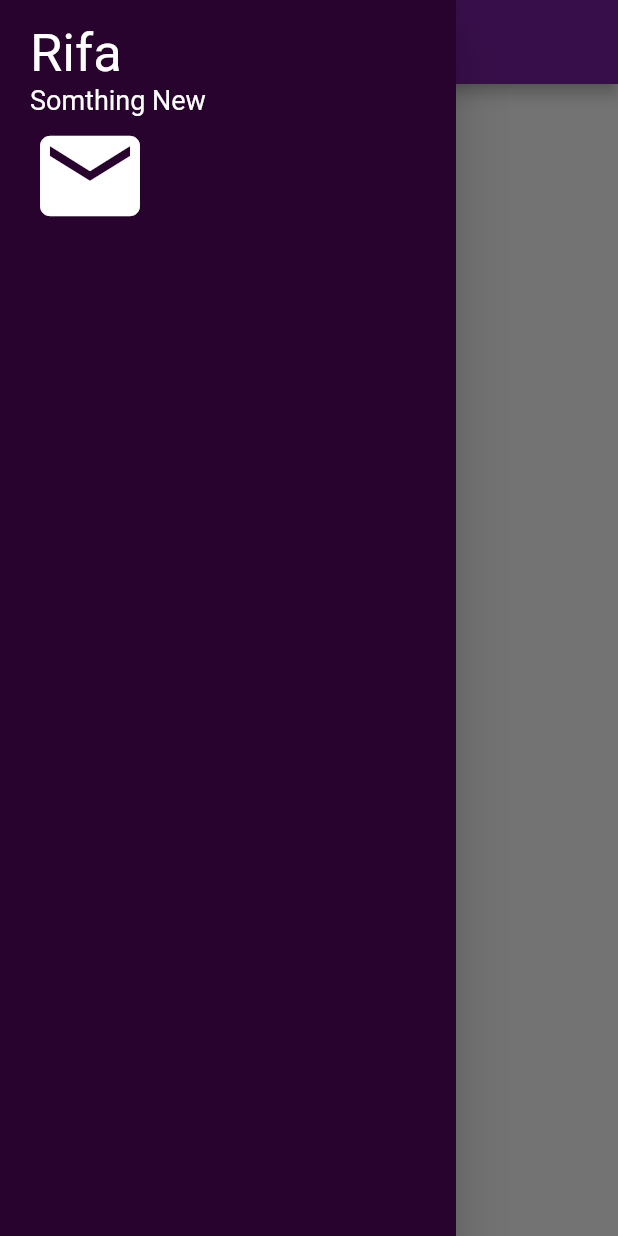
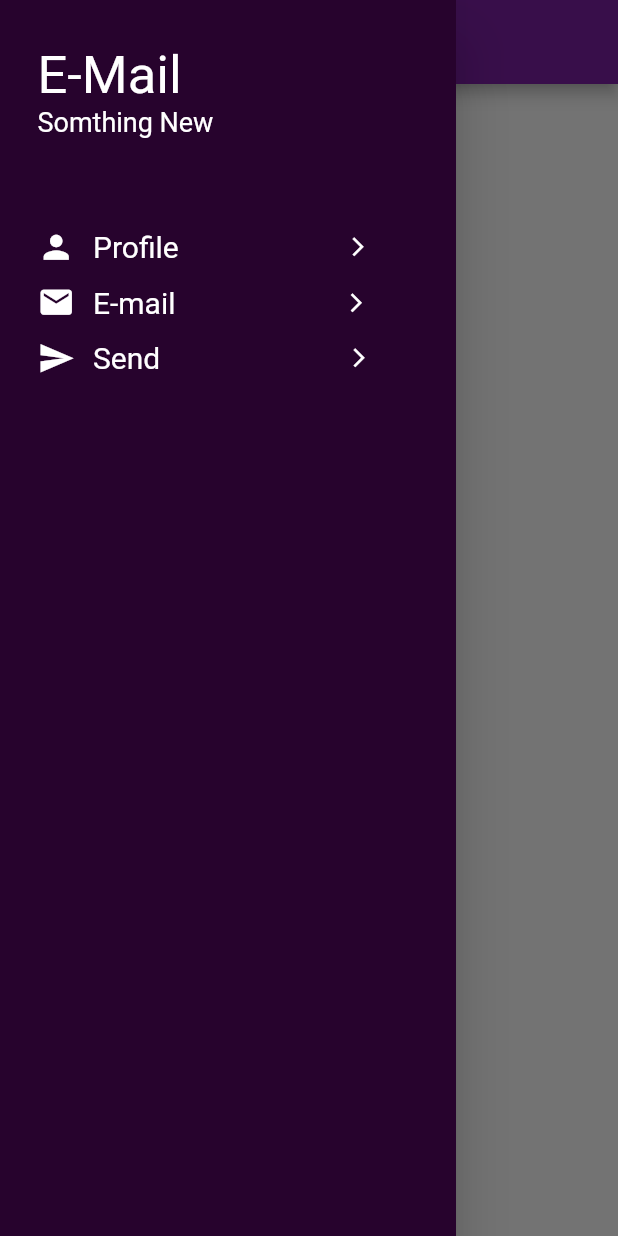
Before and after one commit to moynull15-14141/Drewar, a Flutter app: the screen it shows after launch, with the side drawer open, on a phone screen of 412 x 824 dp. Run offline on Flutter 3.47's test engine with Material 2 defaults, Android fonts, the phone set to English and light mode, and no system bars.

Commit message:
this is new

```diff
--- a/lib/main.dart
+++ b/lib/main.dart
@@ -20,24 +20,120 @@ class Tst1 extends StatelessWidget {
           drawer: Drawer(
             backgroundColor: const Color.fromARGB(255, 39, 3, 45),
             child: Container(
-              margin: const EdgeInsets.fromLTRB(20, 15, 40, 70),
+              margin: const EdgeInsets.fromLTRB(25, 30, 40, 70),
               child: Column(
                 mainAxisAlignment: MainAxisAlignment.start,
                 crossAxisAlignment: CrossAxisAlignment.start,
                 children: [
                   Text(
-                    "Rifa",
+                    "E-Mail",
                     style: TextStyle(color: Colors.white, fontSize: 35),
                   ),
                   Text(
                     "Somthing New",
                     style: TextStyle(color: Colors.white, fontSize: 18),
                   ),
-                  Icon(
-                    Icons.email,
-                    color: Colors.white,
-                    size: 80,
-                  )
+                  SizedBox(
+                    height: 60,
+                  ),
+                  Row(
+                    children: [
+                      Icon(
+                        Icons.person,
+                        color: Colors.white,
+                        size: 25,
+                      ),
+                      SizedBox(
+                        width: 12,
+                      ),
+                      Text(
+                        'Profile',
+                        style: TextStyle(fontSize: 20, color: Colors.white),
+                      ),
+                      SizedBox(
+                        width: 112,
+                      ),
+                      Icon(
+                        Icons.arrow_forward_ios,
+                        color: Colors.white,
+                        size: 15,
+                      )
+                    ],
+                  ),
+                  SizedBox(
+                    height: 12,
+                  ),
+                  Row(
+                    children: [
+                      Icon(
+                        Icons.email,
+                        color: Colors.white,
+                        size: 25,
+                      ),
+                      SizedBox(
+                        width: 12,
+                      ),
+                      Text(
+                        'E-mail',
+                        style: TextStyle(fontSize: 20, color: Colors.white),
+                      ),
+                      SizedBox(
+                        width: 113,
+                      ),
+                      Icon(
+                        Icons.arrow_forward_ios,
+                        color: Colors.white,
+                        size: 15,
+                      )
+                    ],
+                  ),
+                  SizedBox(
+                    height: 12,
+                  ),
+
+                  Row(
+                    children: [
+                      Icon(
+                        Icons.send,
+                        color: Colors.white,
+                        size: 25,
+                      ),
+                      SizedBox(
+                        width: 12,
+                      ),
+                      Text(
+                        'Send',
+                        style: TextStyle(fontSize: 20, color: Colors.white),
+                      ),
+                      SizedBox(
+                        width: 125,
+                      ),
+                      Icon(
+                        Icons.arrow_forward_ios,
+                        color: Colors.white,
+                        size: 15,
+                      )
+                    ],
+                  ),
+                  SizedBox(),
+                  // ListTile(
+                  //   contentPadding:
+                  //       EdgeInsets.symmetric(horizontal: 0, vertical: 40),
+                  //   leading: Icon(
+                  //     Icons.person,
+                  //     color: Colors.white,
+                  //     size: 35,
+                  //   ),
+                  //   title: Text(
+                  //     'Profile',
+                  //     style: TextStyle(color: Colors.white, fontSize: 20),
+                  //   ),
+                  //   trailing: Icon(
+                  //     Icons.arrow_forward,
+                  //     color: Colors.white,
+                  //     size: 25,
+                  //   ),
+                  // ),
                 ],
               ),
             ),
```
